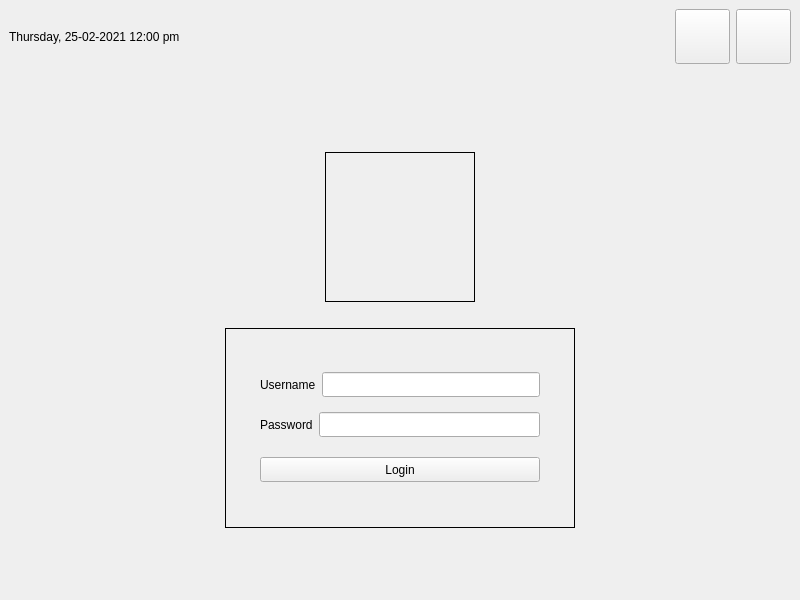
This is mainwindow.ui in Evgeniyone/fitrstQTwithCSS as Qt 5 draws it before an edit. The edited form follows.
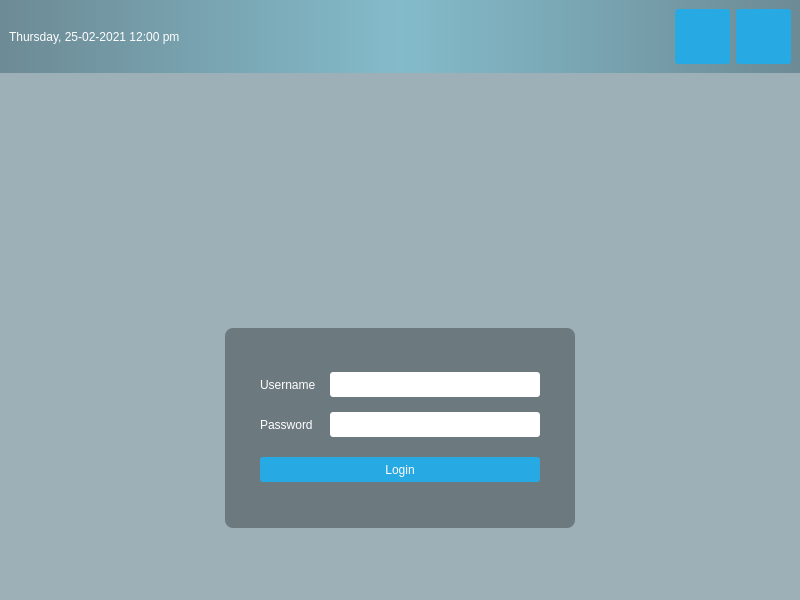
This is the edited form. Icons and pictures are not drawn.

Commit message: change main window add resources

```diff
--- a/mainwindow.ui
+++ b/mainwindow.ui
@@ -14,9 +14,24 @@
    <string>MainWindow</string>
   </property>
   <property name="styleSheet">
-   <string notr="true"/>
+   <string notr="true">#centralwidget {
+    background: rgba(32, 80, 96, 100);
+    border-image: url(:/images/login_bg.png);
+}
+QLabel { color: white; }
+QLineEdit { border-radius: 3px; }
+QPushButton {
+    color: white;
+    background-color: #27a9e3;
+    border-width: 0px;
+    border-radius: 3px;
+}
+QPushButton:hover { background-color: #66c011; }</string>
   </property>
   <widget class="QWidget" name="centralwidget">
+   <property name="styleSheet">
+    <string notr="true"/>
+   </property>
    <layout class="QVBoxLayout" name="verticalLayout">
     <property name="leftMargin">
      <number>0</number>
@@ -32,6 +47,11 @@
     </property>
     <item>
      <widget class="QWidget" name="topPanel" native="true">
+      <property name="styleSheet">
+       <string notr="true">#topPanel { 
+    background-color: qlineargradient(spread:reflect, x1:0.5, y1:0, x2:0, y2:0, stop:0 rgba(91, 204, 233, 100), stop:1 rgba(32, 80, 96, 100));
+}</string>
+      </property>
       <layout class="QHBoxLayout" name="horizontalLayout">
        <item>
         <widget class="QLabel" name="currentDateTime">
@@ -70,6 +90,16 @@
          <property name="text">
           <string/>
          </property>
+         <property name="icon">
+          <iconset resource="resources.qrc">
+           <normaloff>:/icons/restart_icon.png</normaloff>:/icons/restart_icon.png</iconset>
+         </property>
+         <property name="iconSize">
+          <size>
+           <width>50</width>
+           <height>50</height>
+          </size>
+         </property>
         </widget>
        </item>
        <item>
@@ -89,6 +119,16 @@
          <property name="text">
           <string/>
          </property>
+         <property name="icon">
+          <iconset resource="resources.qrc">
+           <normaloff>:/icons/shutdown_icon.png</normaloff>:/icons/shutdown_icon.png</iconset>
+         </property>
+         <property name="iconSize">
+          <size>
+           <width>50</width>
+           <height>50</height>
+          </size>
+         </property>
         </widget>
        </item>
       </layout>
@@ -130,7 +170,7 @@
          </size>
         </property>
         <property name="styleSheet">
-         <string notr="true">border: 1px solid;</string>
+         <string notr="true"/>
         </property>
         <property name="text">
          <string/>
@@ -178,7 +218,10 @@
          </size>
         </property>
         <property name="styleSheet">
-         <string notr="true">#loginForm { border: 1px solid; }</string>
+         <string notr="true">#loginForm { 
+ background: rgba(0, 0, 0, 80);
+ border-radius: 8px;
+}</string>
         </property>
         <layout class="QVBoxLayout" name="verticalLayout_3">
          <property name="spacing">
@@ -219,9 +262,15 @@
            </item>
            <item>
             <widget class="QLineEdit" name="username">
+             <property name="sizePolicy">
+              <sizepolicy hsizetype="Minimum" vsizetype="Fixed">
+               <horstretch>0</horstretch>
+               <verstretch>0</verstretch>
+              </sizepolicy>
+             </property>
              <property name="minimumSize">
               <size>
-               <width>0</width>
+               <width>210</width>
                <height>25</height>
               </size>
              </property>
@@ -246,9 +295,15 @@
            </item>
            <item>
             <widget class="QLineEdit" name="password">
+             <property name="sizePolicy">
+              <sizepolicy hsizetype="Minimum" vsizetype="Fixed">
+               <horstretch>0</horstretch>
+               <verstretch>0</verstretch>
+              </sizepolicy>
+             </property>
              <property name="minimumSize">
               <size>
-               <width>0</width>
+               <width>210</width>
                <height>25</height>
               </size>
              </property>
```
Left out of the diff: 7 changed lines with no effect on the pictures. The commit also changes 6 other files.
